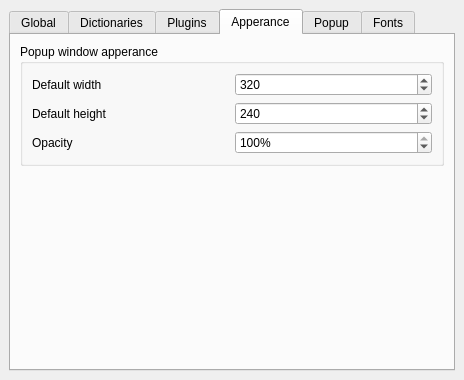
This is qstardict/settingsdialog.ui in FBergeron/qstardict as Qt 5 draws it before an edit. The edited form follows.
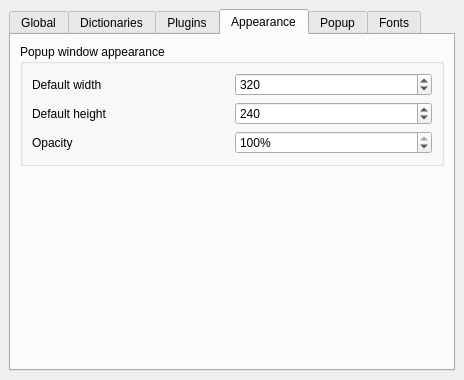
This is the edited form. The open tabs and pages were chosen to show the change. Icons and pictures are not drawn. Custom widgets are drawn as their Qt base class.

What changed in the file:
```diff
--- a/qstardict/settingsdialog.ui
+++ b/qstardict/settingsdialog.ui
@@ -366,7 +366,7 @@
      </widget>
      <widget class="QWidget" name="tabPopupWindowApperance">
       <attribute name="title">
-       <string>Apperance</string>
+       <string>Appearance</string>
       </attribute>
       <layout class="QGridLayout">
        <property name="margin">
@@ -378,7 +378,7 @@
        <item row="0" column="0">
         <widget class="QGroupBox" name="groupBox_2">
          <property name="title">
-          <string>Popup window apperance</string>
+          <string>Popup window appearance</string>
          </property>
          <layout class="QGridLayout">
           <property name="margin">
```
Left out of the diff: 2 changed lines with no effect on the pictures.
